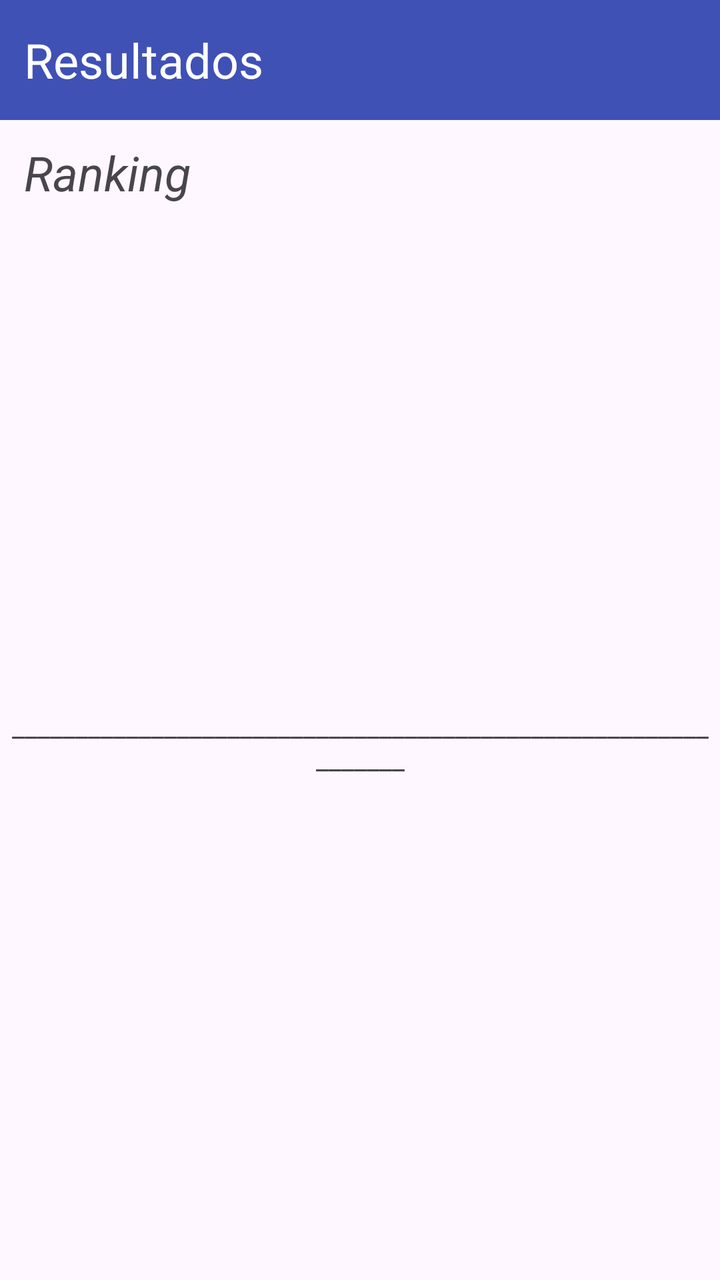
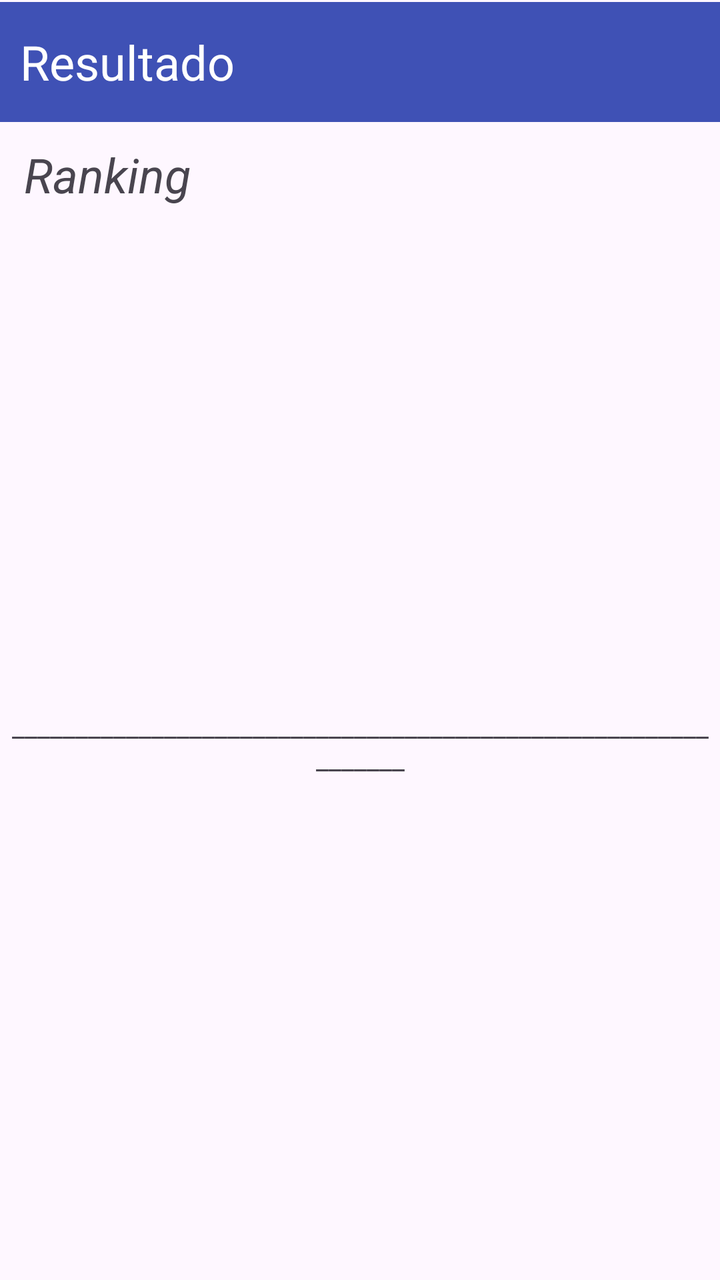

Screens rendered from an Android XML layout before and after an edit, with the pre-edit source and the edit as a unified diff.
<!-- AndroidManifest.xml: application theme Theme.QuizDasBandeiras -->
<!-- res/layout/activity_resultado.xml -->
<?xml version="1.0" encoding="utf-8"?>
<androidx.constraintlayout.widget.ConstraintLayout xmlns:android="http://schemas.android.com/apk/res/android"
    xmlns:app="http://schemas.android.com/apk/res-auto"
    xmlns:tools="http://schemas.android.com/tools"
    android:id="@+id/main"
    android:layout_width="match_parent"
    android:layout_height="wrap_content"
    tools:context=".ResultadoActivity">

    <LinearLayout
        android:layout_width="match_parent"
        android:layout_height="match_parent"
        android:orientation="vertical"
        tools:layout_editor_absoluteX="1dp"
        tools:layout_editor_absoluteY="1dp">

        <TextView
            android:id="@+id/textView2"
            android:layout_width="match_parent"
            android:layout_height="60sp"
            android:background="#3F51B5"
            android:gravity="center_vertical"
            android:text="  Resultados"
            android:textAlignment="textStart"
            android:textColor="#FFFFFF"
            android:textSize="24sp"
            app:autoSizeTextType="none" />

        <TextView
            android:id="@+id/textView6"
            android:layout_width="match_parent"
            android:layout_height="wrap_content"
            android:layout_marginTop="10sp"
            android:text="  Ranking"
            android:textSize="24sp"
            android:textStyle="italic"
            android:visibility="visible" />

        <TextView
            android:id="@+id/textView7"
            android:layout_width="match_parent"
            android:layout_height="match_parent"
            android:layout_marginLeft="5sp"
            android:layout_marginRight="5sp"
            android:gravity="center"
            android:text="______________________________________________________________" />

        <TextView
            android:id="@+id/tvNomeRank"
            android:layout_width="match_parent"
            android:layout_height="wrap_content"
            android:gravity="right"
            android:text="TextView  "
            android:textStyle="italic" />

        <LinearLayout
            android:layout_width="match_parent"
            android:layout_height="wrap_content"
            android:layout_marginTop="100sp"
            android:orientation="horizontal">

            <TextView
                android:id="@+id/textView11"
                android:layout_width="wrap_content"
                android:layout_height="100sp"
                android:layout_gravity="center"
                android:layout_marginLeft="10sp"
                android:layout_marginRight="10sp"
                android:layout_weight="1"
                android:background="#2196F3"
                android:gravity="center"
                android:text="Acertos:"
                android:textSize="34sp" />

            <TextView
                android:id="@+id/tvPontosFinais"
                android:layout_width="wrap_content"
                android:layout_height="100sp"
                android:layout_marginLeft="10sp"
                android:layout_marginRight="10sp"
                android:layout_weight="1"
                android:background="#EDEBEB"
                android:gravity="center"
                android:text="TextView"
                android:textSize="34sp" />
        </LinearLayout>

        <LinearLayout
            android:layout_width="match_parent"
            android:layout_height="match_parent"
            android:layout_marginTop="100sp"
            android:orientation="horizontal">

            <Button
                android:id="@+id/btnNovamente"
                android:layout_width="match_parent"
                android:layout_height="50sp"
                android:layout_weight="1"
                android:onClick="reiniciar"
                android:text="Responder Novamente" />

            <Button
                android:id="@+id/btnTelaPrincipal"
                android:layout_width="match_parent"
                android:layout_height="50sp"
                android:layout_weight="1"
                android:onClick="telaPrincipal"
                android:text="Tela Principal" />
        </LinearLayout>
    </LinearLayout>
</androidx.constraintlayout.widget.ConstraintLayout>
<!-- resources referenced by this layout -->
<resources>
  <style name="Theme.QuizDasBandeiras" parent="Base.Theme.QuizDasBandeiras" />
  <style name="Base.Theme.QuizDasBandeiras" parent="Theme.Material3.DayNight.NoActionBar">
          
          
      </style>
</resources>

<!-- the commit's change to res/layout/activity_resultado.xml (unified diff, before → after) -->
@@ -10,17 +10,22 @@
     <LinearLayout
         android:layout_width="match_parent"
         android:layout_height="match_parent"
+        android:layout_marginTop="1dp"
+        android:layout_marginBottom="1dp"
         android:orientation="vertical"
-        tools:layout_editor_absoluteX="1dp"
-        tools:layout_editor_absoluteY="1dp">
+        app:layout_constraintBottom_toBottomOf="parent"
+        app:layout_constraintEnd_toEndOf="parent"
+        app:layout_constraintStart_toStartOf="parent"
+        app:layout_constraintTop_toTopOf="parent">
 
         <TextView
-            android:id="@+id/textView2"
+            android:id="@+id/textView8"
             android:layout_width="match_parent"
             android:layout_height="60sp"
             android:background="#3F51B5"
             android:gravity="center_vertical"
-            android:text="  Resultados"
+            android:padding="10sp"
+            android:text="Resultado"
             android:textAlignment="textStart"
             android:textColor="#FFFFFF"
             android:textSize="24sp"
@@ -50,6 +55,7 @@
             android:layout_width="match_parent"
             android:layout_height="wrap_content"
             android:gravity="right"
+            android:padding="5sp"
             android:text="TextView  "
             android:textStyle="italic" />
 
@@ -64,6 +70,7 @@
                 android:layout_width="wrap_content"
                 android:layout_height="100sp"
                 android:layout_gravity="center"
+                android:layout_margin="10sp"
                 android:layout_marginLeft="10sp"
                 android:layout_marginRight="10sp"
                 android:layout_weight="1"
@@ -76,6 +83,7 @@
                 android:id="@+id/tvPontosFinais"
                 android:layout_width="wrap_content"
                 android:layout_height="100sp"
+                android:layout_margin="10sp"
                 android:layout_marginLeft="10sp"
                 android:layout_marginRight="10sp"
                 android:layout_weight="1"
@@ -95,6 +103,7 @@
                 android:id="@+id/btnNovamente"
                 android:layout_width="match_parent"
                 android:layout_height="50sp"
+                android:layout_margin="5sp"
                 android:layout_weight="1"
                 android:onClick="reiniciar"
                 android:text="Responder Novamente" />
@@ -103,6 +112,7 @@
                 android:id="@+id/btnTelaPrincipal"
                 android:layout_width="match_parent"
                 android:layout_height="50sp"
+                android:layout_margin="5sp"
                 android:layout_weight="1"
                 android:onClick="telaPrincipal"
                 android:text="Tela Principal" />
